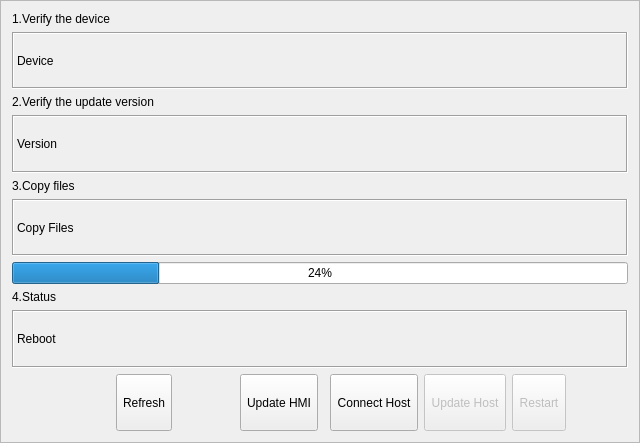
GaussCheng/2-5AxisPunch, file hcmaintains/icupdatesystem.ui: the form before one commit.
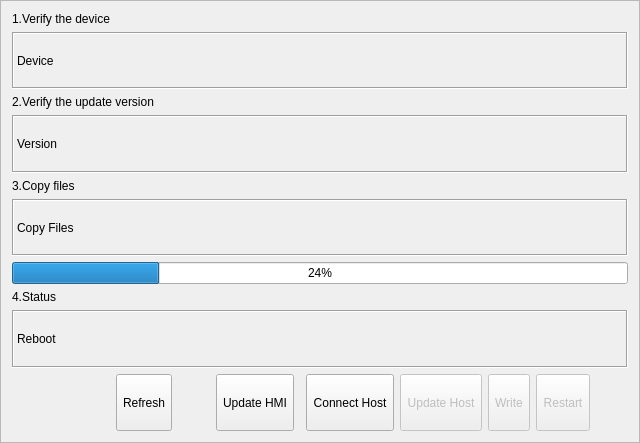
The form after the commit.

The edit to the form file:
```diff
--- a/hcmaintains/icupdatesystem.ui
+++ b/hcmaintains/icupdatesystem.ui
@@ -33,7 +33,7 @@
      </property>
     </widget>
    </item>
-   <item row="1" column="0" colspan="9">
+   <item row="1" column="0" colspan="10">
     <widget class="QLabel" name="deviceShowLabel">
      <property name="frameShape">
       <enum>QFrame::Box</enum>
@@ -59,7 +59,7 @@
      </property>
     </widget>
    </item>
-   <item row="3" column="0" colspan="9">
+   <item row="3" column="0" colspan="10">
     <widget class="QLabel" name="versionShowLabel">
      <property name="frameShape">
       <enum>QFrame::Box</enum>
@@ -85,7 +85,7 @@
      </property>
     </widget>
    </item>
-   <item row="5" column="0" colspan="9">
+   <item row="5" column="0" colspan="10">
     <widget class="QLabel" name="copyFilesShowLabel">
      <property name="frameShape">
       <enum>QFrame::Box</enum>
@@ -98,7 +98,7 @@
      </property>
     </widget>
    </item>
-   <item row="6" column="0" colspan="9">
+   <item row="6" column="0" colspan="10">
     <widget class="QProgressBar" name="copyFilesProgressBar">
      <property name="value">
       <number>24</number>
@@ -118,7 +118,7 @@
      </property>
     </widget>
    </item>
-   <item row="8" column="0" colspan="9">
+   <item row="8" column="0" colspan="10">
     <widget class="QLabel" name="statusLabel">
      <property name="frameShape">
       <enum>QFrame::Box</enum>
@@ -183,7 +183,7 @@
      </property>
     </widget>
    </item>
-   <item row="9" column="8">
+   <item row="9" column="9">
     <spacer name="horizontalSpacer_3">
      <property name="orientation">
       <enum>Qt::Horizontal</enum>
@@ -225,7 +225,7 @@
      </property>
     </spacer>
    </item>
-   <item row="9" column="7">
+   <item row="9" column="8">
     <widget class="QToolButton" name="rebootButton">
      <property name="enabled">
       <bool>false</bool>
@@ -254,6 +254,22 @@
      </property>
     </widget>
    </item>
+   <item row="9" column="7">
+    <widget class="QToolButton" name="writeHostButton">
+     <property name="enabled">
+      <bool>false</bool>
+     </property>
+     <property name="sizePolicy">
+      <sizepolicy hsizetype="Preferred" vsizetype="Preferred">
+       <horstretch>0</horstretch>
+       <verstretch>0</verstretch>
+      </sizepolicy>
+     </property>
+     <property name="text">
+      <string>Write</string>
+     </property>
+    </widget>
+   </item>
   </layout>
  </widget>
  <resources/>
```
